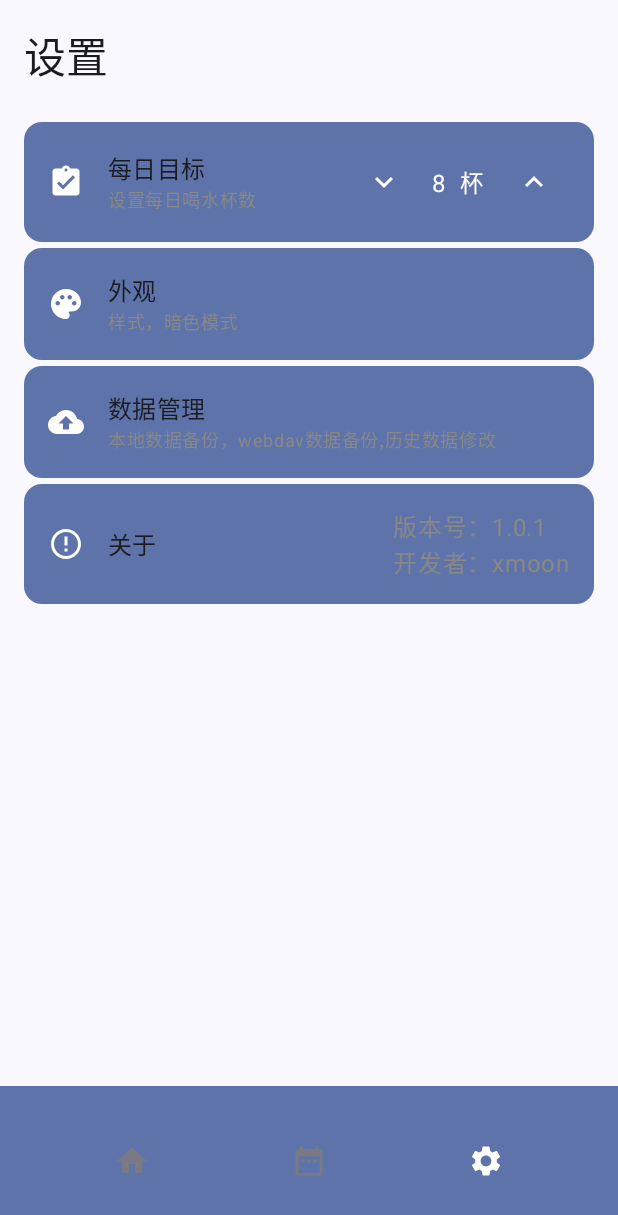
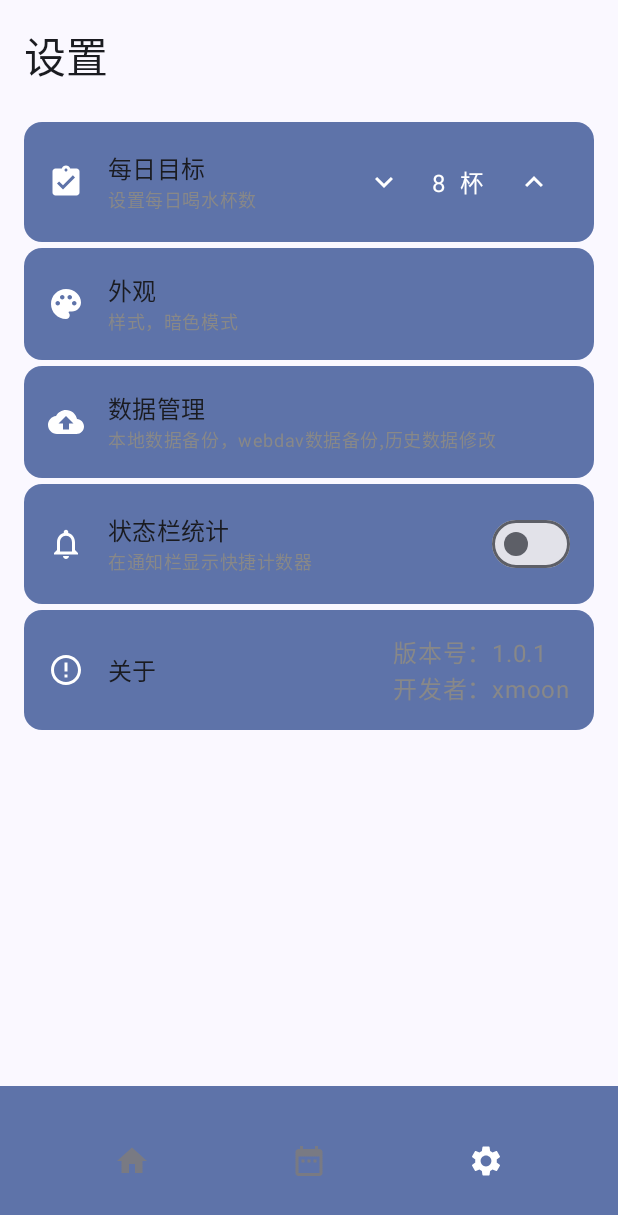
Before and after one commit to xmoon2022/WaterDrinkTracker, an Android app built with Jetpack Compose: the SettingsScreen screen opened through its navigation route, on a phone screen of 412 x 824 dp. Shown: the top 1215 px of the screen. Run offline under Robolectric (Android 15) with nearby library versions, the phone set to English and light mode, and no system bars; libraries missing offline, so code that uses them is left out: androidx.glance, androidx.glance.appwidget; 2 statements that could not run were skipped.

Commit message:
20250224
新增了通知栏直接增减每日喝水数据的功能

```diff
--- a/app/build.gradle.kts
+++ b/app/build.gradle.kts
@@ -82,6 +82,8 @@ dependencies {
     implementation(libs.retrofit)
     implementation(libs.converter.gson)
     implementation (libs.sardine.android.v09)
+    implementation(libs.androidx.media)
+
 
     testImplementation(libs.junit)
     androidTestImplementation(libs.androidx.junit)
--- a/app/src/main/java/io/github/xmoon2022/water/MainActivity.kt
+++ b/app/src/main/java/io/github/xmoon2022/water/MainActivity.kt
@@ -1,24 +1,41 @@
 package io.github.xmoon2022.water
 
+import android.content.Context
+import android.content.pm.PackageManager
+import android.os.Build
 import android.os.Bundle
 import androidx.activity.ComponentActivity
 import androidx.activity.compose.setContent
 import androidx.activity.enableEdgeToEdge
+import androidx.annotation.RequiresApi
 import androidx.compose.runtime.Composable
+import androidx.compose.runtime.LaunchedEffect
 import androidx.compose.ui.tooling.preview.Preview
+import androidx.core.app.ActivityCompat
+import androidx.core.content.ContextCompat
 import androidx.core.view.WindowCompat
 import io.github.xmoon2022.water.ui.screen.home.MainScreen
 import io.github.xmoon2022.water.ui.theme.WaterTheme
 import io.github.xmoon2022.water.navigation.MainNavigation
+import io.github.xmoon2022.water.notification.NotificationHelper
+import io.github.xmoon2022.water.utils.DateUtils
 
 class MainActivity : ComponentActivity() {
+    private val prefs by lazy {
+        getSharedPreferences("app_prefs", Context.MODE_PRIVATE)
+    }
+    @RequiresApi(Build.VERSION_CODES.TIRAMISU)
     override fun onCreate(savedInstanceState: Bundle?) {
         super.onCreate(savedInstanceState)
+        NotificationHelper.createNotificationChannel(this)
         enableEdgeToEdge()
         WindowCompat.setDecorFitsSystemWindows(window, false)
         setContent {
             //HideSystemBars()
             WaterTheme {
+                if (prefs.getBoolean("notification_enabled", true)) {
+                    NotificationHelper.showNotification(this, prefs)
+                }
                 MainNavigation()
             }
         }
--- /dev/null
+++ b/app/src/main/java/io/github/xmoon2022/water/notification/NotificationHelper.kt
@@ -0,0 +1,170 @@
+package io.github.xmoon2022.water.notification
+
+import android.Manifest
+import android.app.Activity
+import android.app.Notification
+import android.app.NotificationChannel
+import android.app.NotificationManager
+import android.app.PendingIntent
+import android.content.ActivityNotFoundException
+import android.content.Context
+import android.content.Intent
+import android.content.SharedPreferences
+import android.os.Build
+import android.provider.Settings
+import android.util.Log
+import android.widget.Toast
+import androidx.annotation.OptIn
+import androidx.annotation.RequiresApi
+import androidx.core.app.ActivityCompat
+import androidx.core.app.NotificationCompat
+import androidx.core.app.NotificationManagerCompat
+import androidx.core.content.ContextCompat
+import io.github.xmoon2022.water.MainActivity
+import io.github.xmoon2022.water.R
+import io.github.xmoon2022.water.notification.WaterCounterReceiver.Companion.ACTION_DECREMENT
+import io.github.xmoon2022.water.notification.WaterCounterReceiver.Companion.ACTION_INCREMENT
+import io.github.xmoon2022.water.utils.getTodayCount
+import androidx.media.app.NotificationCompat.MediaStyle
+
+object NotificationHelper {
+    private const val CHANNEL_ID = "water_counter_channel"
+    const val NOTIFICATION_ID = 1001
+    private const val NOTIFICATION_PERMISSION_REQUEST_CODE = 1002
+
+    fun createNotificationChannel(context: Context) {
+        val channel = NotificationChannel(
+            CHANNEL_ID,
+            "喝水统计",
+            NotificationManager.IMPORTANCE_HIGH
+        ).apply {
+            description = "显示和修改今日喝水杯数"
+            lockscreenVisibility = Notification.VISIBILITY_PUBLIC
+            setShowBadge(true)
+        }
+
+        context.getSystemService(NotificationManager::class.java)
+            ?.createNotificationChannel(channel)
+    }
+
+    @RequiresApi(Build.VERSION_CODES.TIRAMISU)
+    fun showNotification(context: Context, prefs: SharedPreferences) {
+        val notificationManager = NotificationManagerCompat.from(context)
+        try {
+            if (notificationManager.areNotificationsEnabled()) {
+                val notification = buildNotification(context, prefs)
+                notificationManager.notify(NOTIFICATION_ID, notification)
+            } else {
+                if (context is Activity) {
+                    ActivityCompat.requestPermissions(
+                        context,
+                        arrayOf(Manifest.permission.POST_NOTIFICATIONS),
+                        NOTIFICATION_PERMISSION_REQUEST_CODE
+                    )
+                } else {
+                    // 非Activity上下文处理方案
+                    openAppNotificationSettings(context)
+                }
+            }
+        } catch (e: SecurityException) {
+            // 记录日志或提示用户
+            Log.e("Notification", "Notification permission denied", e)
+        }
+    }
+
+    fun updateNotification(context: Context, prefs: SharedPreferences) {
+        val notificationManager = NotificationManagerCompat.from(context)
+        try {
+            if (notificationManager.areNotificationsEnabled()) {
+                val notification = buildNotification(context, prefs)
+                notificationManager.notify(NOTIFICATION_ID, notification)
+            }
+        } catch (e: SecurityException) {
+            // 记录日志或提示用户
+            Log.e("Notification", "Notification permission denied", e)
+        }
+    }
+
+    private fun openAppNotificationSettings(context: Context) {
+        val intent = Intent(Settings.ACTION_APP_NOTIFICATION_SETTINGS).apply {
+            putExtra(Settings.EXTRA_APP_PACKAGE, context.packageName)
+            flags = Intent.FLAG_ACTIVITY_NEW_TASK
+        }
+        safeStartIntent(context, intent)
+    }
+
+    private fun safeStartIntent(context: Context, intent: Intent) {
+        try {
+            context.startActivity(intent)
+        } catch (e: ActivityNotFoundException) {
+            Log.e("Notification", "Settings activity not found", e)
+            // 可选：显示Toast提示用户手动设置
+            Toast.makeText(
+                context,
+                "请前往系统设置中启用通知权限",
+                Toast.LENGTH_LONG
+            ).show()
+        }
+    }
+
+    private fun buildNotification(context: Context, prefs: SharedPreferences): Notification {
+        // 创建点击打开应用的Intent
+        val contentIntent = PendingIntent.getActivity(
+            context,
+            0,
+            Intent(context, MainActivity::class.java),
+            PendingIntent.FLAG_IMMUTABLE
+        )
+
+        // 创建操作按钮
+        val incrementIntent = Intent(context, WaterCounterReceiver::class.java).apply {
+            action = ACTION_INCREMENT
+        }
+        val incrementPendingIntent = PendingIntent.getBroadcast(
+            context,
+            0,
+            incrementIntent,
+            PendingIntent.FLAG_UPDATE_CURRENT or PendingIntent.FLAG_IMMUTABLE
+        )
+
+        val decrementIntent = Intent(context, WaterCounterReceiver::class.java).apply {
+            action = ACTION_DECREMENT
+        }
+        val decrementPendingIntent = PendingIntent.getBroadcast(
+            context,
+            1,
+            decrementIntent,
+            PendingIntent.FLAG_UPDATE_CURRENT or PendingIntent.FLAG_IMMUTABLE
+        )
+        val count = prefs.getTodayCount()
+
+        return NotificationCompat.Builder(context, CHANNEL_ID)
+            .setContentTitle("今日喝水：${count}杯") // 直接显示杯数在标题
+            .setSmallIcon(R.drawable.water)
+            .setColor(ContextCompat.getColor(context, R.color.light_blue_200))
+            .setContentIntent(contentIntent)
+            .setStyle(
+                androidx.media.app.NotificationCompat.MediaStyle()
+                .setShowActionsInCompactView(0, 1)
+            )
+            .addAction(
+                NotificationCompat.Action.Builder(
+                    R.drawable.ic_remove,
+                    "减少",
+                    decrementPendingIntent
+                ).build()
+            )
+            .addAction(
+                NotificationCompat.Action.Builder(
+                    R.drawable.ic_add,
+                    "增加",
+                    incrementPendingIntent
+                ).build()
+            )
+            .setOngoing(true)
+            .setVisibility(NotificationCompat.VISIBILITY_PUBLIC)
+            .setPriority(NotificationCompat.PRIORITY_HIGH) // 设置高优先级
+            .setCategory(Notification.CATEGORY_STATUS) // 添加状态类别
+            .build()
+    }
+}
--- a/app/src/main/java/io/github/xmoon2022/water/ui/screen/home/style/CheckList.kt
+++ b/app/src/main/java/io/github/xmoon2022/water/ui/screen/home/style/CheckList.kt
@@ -26,6 +26,7 @@ import androidx.compose.ui.platform.LocalContext
 import androidx.compose.ui.unit.dp
 import androidx.compose.ui.unit.sp
 import androidx.glance.appwidget.updateAll
+import io.github.xmoon2022.water.notification.NotificationHelper
 import io.github.xmoon2022.water.utils.DateUtils
 import io.github.xmoon2022.water.utils.getTodayCount
 import io.github.xmoon2022.water.utils.saveTodayCount
@@ -68,6 +69,9 @@ fun CheckList(
         prefs.saveTodayCount(current)
         WideWidget().updateAll(context)
         NarrowWidget().updateAll(context)
+        if (prefs.getBoolean("notification_enabled", false)) {
+            NotificationHelper.updateNotification(context, prefs)
+        }
     }
 
     Box(
--- a/app/src/main/java/io/github/xmoon2022/water/ui/screen/home/style/InteractiveWaterCard.kt
+++ b/app/src/main/java/io/github/xmoon2022/water/ui/screen/home/style/InteractiveWaterCard.kt
@@ -49,6 +49,7 @@ import androidx.compose.ui.res.vectorResource
 import androidx.compose.ui.unit.dp
 import androidx.glance.appwidget.updateAll
 import io.github.xmoon2022.water.R
+import io.github.xmoon2022.water.notification.NotificationHelper
 import io.github.xmoon2022.water.utils.DateUtils
 import io.github.xmoon2022.water.utils.getTodayCount
 import io.github.xmoon2022.water.utils.saveTodayCount
@@ -86,6 +87,9 @@ fun InteractiveWaterCard(target: Int) {
         prefs.saveTodayCount(current)
         WideWidget().updateAll(context)
         NarrowWidget().updateAll(context)
+        if (prefs.getBoolean("notification_enabled", false)) {
+            NotificationHelper.updateNotification(context, prefs)
+        }
     }
 
     val customCardColors = CardDefaults.cardColors(
--- a/app/src/main/java/io/github/xmoon2022/water/ui/screen/settings/SettingsScreen.kt
+++ b/app/src/main/java/io/github/xmoon2022/water/ui/screen/settings/SettingsScreen.kt
@@ -1,19 +1,30 @@
 package io.github.xmoon2022.water.ui.screen.settings
 
+import android.content.Context
+import android.content.SharedPreferences
+import android.os.Build
+import androidx.annotation.RequiresApi
 import androidx.compose.foundation.layout.Spacer
 import androidx.compose.foundation.layout.height
 import androidx.compose.foundation.layout.padding
 import androidx.compose.material3.MaterialTheme
 import androidx.compose.material3.Text
 import androidx.compose.runtime.Composable
+import androidx.compose.runtime.DisposableEffect
+import androidx.compose.runtime.remember
 import androidx.compose.ui.Modifier
+import androidx.compose.ui.platform.LocalContext
 import androidx.compose.ui.unit.dp
+import androidx.core.app.NotificationManagerCompat
 import androidx.navigation.NavController
+import io.github.xmoon2022.water.notification.NotificationHelper
 import io.github.xmoon2022.water.ui.screen.settings.items.About
 import io.github.xmoon2022.water.ui.screen.settings.items.DailyGoal
 import io.github.xmoon2022.water.ui.screen.settings.items.DataSetting
+import io.github.xmoon2022.water.ui.screen.settings.items.ShowNotification
 import io.github.xmoon2022.water.ui.screen.settings.items.StyleSetting
 
+@RequiresApi(Build.VERSION_CODES.TIRAMISU)
 @Composable
 fun SettingsScreen(navController: NavController){
     SettingsScreen{
@@ -28,6 +39,8 @@ fun SettingsScreen(navController: NavController){
         Spacer(modifier = Modifier.height(4.dp))
         DataSetting(navController)
         Spacer(modifier = Modifier.height(4.dp))
+        ShowNotification()
+        Spacer(modifier = Modifier.height(4.dp))
         About()
     }
 }
--- /dev/null
+++ b/app/src/main/java/io/github/xmoon2022/water/ui/screen/settings/items/ShowNotification.kt
@@ -0,0 +1,57 @@
+package io.github.xmoon2022.water.ui.screen.settings.items
+
+import android.app.Activity.MODE_PRIVATE
+import android.content.Context
+import android.content.SharedPreferences
+import android.os.Build
+import androidx.annotation.RequiresApi
+import androidx.compose.material.icons.Icons
+import androidx.compose.material.icons.outlined.Notifications
+import androidx.compose.material3.Icon
+import androidx.compose.material3.Switch
+import androidx.compose.runtime.Composable
+import androidx.compose.runtime.mutableStateOf
+import androidx.compose.runtime.remember
+import androidx.compose.ui.platform.LocalContext
+import androidx.core.app.NotificationManagerCompat
+import io.github.xmoon2022.water.notification.NotificationHelper
+import io.github.xmoon2022.water.ui.screen.settings.SettingItem
+
+@RequiresApi(Build.VERSION_CODES.TIRAMISU)
+@Composable
+fun ShowNotification(){
+    val context = LocalContext.current
+    val prefs = context.getSharedPreferences("app_prefs", Context.MODE_PRIVATE)
+    val notificationEnabled = remember {
+        mutableStateOf(prefs.getBoolean("notification_enabled", false))
+    }
+    SettingItem(
+        title = "状态栏统计",
+        description = "在通知栏显示快捷计数器",
+        icon = {
+            Icon(
+                imageVector = Icons.Outlined.Notifications,
+                contentDescription = null
+            )
+        },
+        content = {
+            Switch(
+                checked = notificationEnabled.value,
+                onCheckedChange = { enabled ->
+                    prefs.edit().putBoolean("notification_enabled", enabled).apply()
+                    notificationEnabled.value = enabled
+
+                    if (enabled) {
+                        NotificationHelper.showNotification(
+                            context = context,
+                            prefs = prefs
+                        )
+                    } else {
+                        NotificationManagerCompat.from(context)
+                            .cancel(NotificationHelper.NOTIFICATION_ID)
+                    }
+                }
+            )
+        }
+    )
+}
--- a/gradle/libs.versions.toml
+++ b/gradle/libs.versions.toml
@@ -19,6 +19,7 @@ lifecycleRuntimeKtx = "2.8.7"
 activityCompose = "1.10.0"
 composeBom = "2025.02.00"
 material = "1.8.0-beta02"
+media = "1.7.0"
 navigationCompose = "2.8.7"
 okhttp = "4.12.0"
 retrofit = "2.11.0"
@@ -31,6 +32,7 @@ toolsCore = "1.0.0-alpha11"
 firebaseCrashlyticsBuildtools = "3.0.3"
 preferenceKtx = "1.2.1"
 foundationLayoutAndroid = "1.7.8"
+media3Session = "1.5.1"
 
 [libraries]
 accompanist-navigation-animation = { module = "com.google.accompanist:accompanist-navigation-animation", version.ref = "accompanistNavigationAnimation" }
@@ -41,6 +43,7 @@ androidx-glance = { module = "androidx.glance:glance", version.ref = "glanceAppw
 androidx-glance-appwidget = { module = "androidx.glance:glance-appwidget", version.ref = "glanceAppwidget" }
 androidx-glance-wear-tiles = { module = "androidx.glance:glance-wear-tiles", version.ref = "glanceWearTiles" }
 androidx-material = { module = "androidx.compose.material:material", version.ref = "material" }
+androidx-media = { module = "androidx.media:media", version.ref = "media" }
 androidx-navigation-compose = { module = "androidx.navigation:navigation-compose", version.ref = "navigationCompose" }
 converter-gson = { module = "com.squareup.retrofit2:converter-gson", version.ref = "converterGson" }
 gson = { module = "com.google.code.gson:gson", version.ref = "gson" }
@@ -67,6 +70,7 @@ okhttp = { module = "com.squareup.okhttp3:okhttp", version.ref = "okhttp" }
 retrofit = { module = "com.squareup.retrofit2:retrofit", version.ref = "retrofit" }
 sardine-android-v09 = { module = "com.github.thegrizzlylabs:sardine-android", version.ref = "githubSardineAndroidVersion" }
 androidx-foundation-layout-android = { group = "androidx.compose.foundation", name = "foundation-layout-android", version.ref = "foundationLayoutAndroid" }
+androidx-media3-session = { group = "androidx.media3", name = "media3-session", version.ref = "media3Session" }
 
 [plugins]
 android-application = { id = "com.android.application", version.ref = "agp" }
```
Also changed, not shown: app/src/main/AndroidManifest.xml (+13 -1 lines), app/src/main/java/io/github/xmoon2022/water/notification/WaterCounterReceiver.kt (added, +37 -0 lines), app/src/main/java/io/github/xmoon2022/water/ui/screen/settings/SettingItem.kt (+0 -48 lines), app/src/main/java/io/github/xmoon2022/water/ui/screen/settings/items/StyleSetting.kt (+0 -16 lines), 5 other files.
